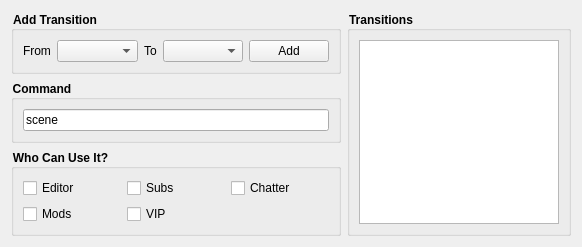
The window that components/scene_changer/config.ui (edoren/EdoBot) describes before a commit, drawn with Qt 5.
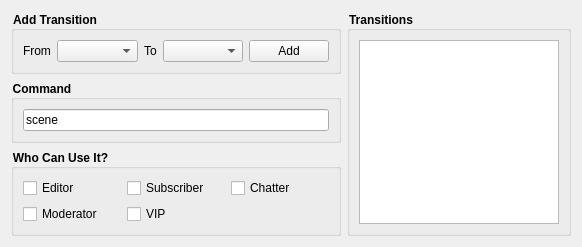
The same window after the commit.

```diff
--- a/components/scene_changer/config.ui
+++ b/components/scene_changer/config.ui
@@ -120,7 +120,7 @@
             <item row="0" column="1">
              <widget class="QCheckBox" name="sub_check_box">
               <property name="text">
-               <string>Subs</string>
+               <string>Subscriber</string>
               </property>
              </widget>
             </item>
@@ -141,7 +141,7 @@
             <item row="1" column="0">
              <widget class="QCheckBox" name="mod_check_box">
               <property name="text">
-               <string>Mods</string>
+               <string>Moderator</string>
               </property>
              </widget>
             </item>
```
Left out of the diff: 10 changed lines with no effect on the pictures.
